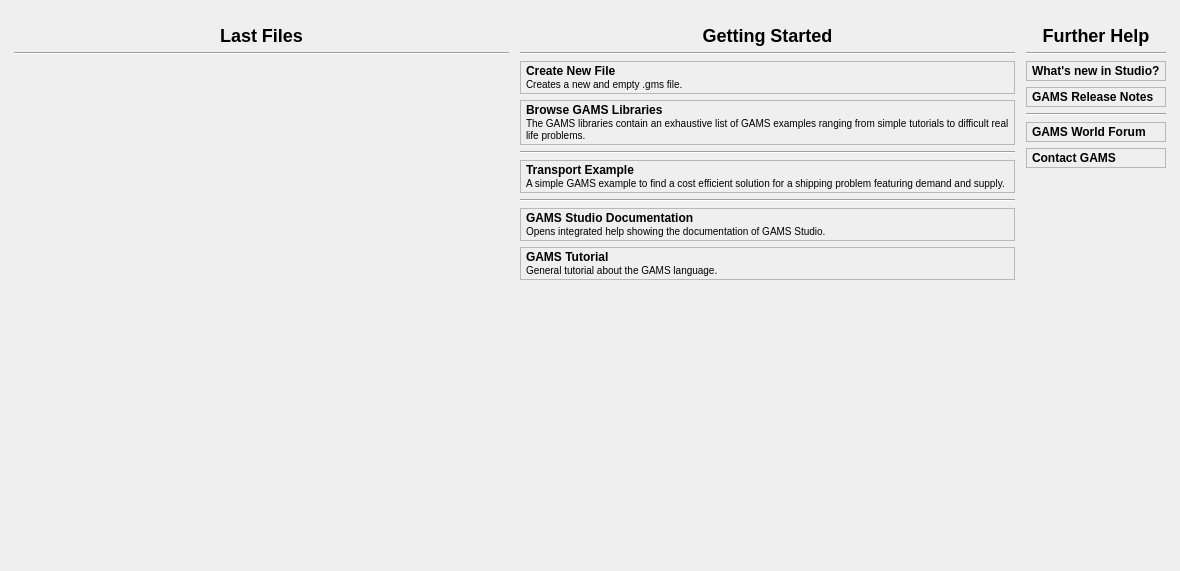
Before: the Qt Designer form src/welcomepage.ui in GAMS-dev/studio, drawn with Qt 5.
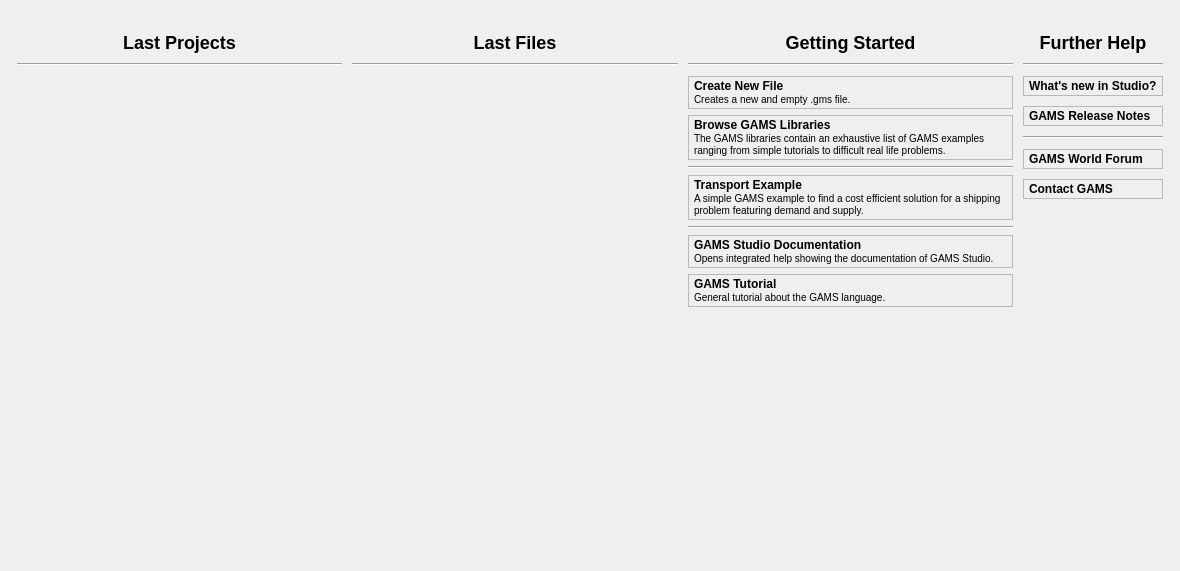
After: the same form once the commit is applied. Custom widgets are drawn as their Qt base class.

Commit message: added 'Last Projects' with functionality

```diff
--- a/src/welcomepage.ui
+++ b/src/welcomepage.ui
@@ -61,48 +61,120 @@
      <property name="bottomMargin">
       <number>0</number>
      </property>
-     <item>
-      <spacer name="verticalSpacer">
-       <property name="orientation">
-        <enum>Qt::Vertical</enum>
-       </property>
-       <property name="sizeType">
-        <enum>QSizePolicy::Fixed</enum>
-       </property>
-       <property name="sizeHint" stdset="0">
-        <size>
-         <width>659</width>
-         <height>5</height>
-        </size>
-       </property>
-      </spacer>
-     </item>
      <item>
       <layout class="QHBoxLayout" name="hl_children">
+       <property name="spacing">
+        <number>10</number>
+       </property>
        <property name="sizeConstraint">
         <enum>QLayout::SetNoConstraint</enum>
        </property>
+       <property name="leftMargin">
+        <number>8</number>
+       </property>
+       <property name="topMargin">
+        <number>12</number>
+       </property>
        <property name="rightMargin">
-        <number>0</number>
-       </property>
-       <property name="bottomMargin">
-        <number>0</number>
+        <number>8</number>
        </property>
        <item>
-        <spacer name="horizontalSpacer_4">
-         <property name="orientation">
-          <enum>Qt::Horizontal</enum>
+        <layout class="QVBoxLayout" name="vl_historyP">
+         <property name="leftMargin">
+          <number>0</number>
          </property>
-         <property name="sizeType">
-          <enum>QSizePolicy::Preferred</enum>
+         <property name="topMargin">
+          <number>0</number>
          </property>
-         <property name="sizeHint" stdset="0">
-          <size>
-           <width>5</width>
-           <height>0</height>
-          </size>
+         <property name="rightMargin">
+          <number>0</number>
          </property>
-        </spacer>
+         <property name="bottomMargin">
+          <number>0</number>
+         </property>
+         <item>
+          <widget class="QLabel" name="label_lastProjects">
+           <property name="contextMenuPolicy">
+            <enum>Qt::NoContextMenu</enum>
+           </property>
+           <property name="text">
+            <string>&lt;h2&gt;Last Projects&lt;/h2&gt;</string>
+           </property>
+           <property name="alignment">
+            <set>Qt::AlignCenter</set>
+           </property>
+          </widget>
+         </item>
+         <item>
+          <widget class="Line" name="line_5">
+           <property name="orientation">
+            <enum>Qt::Horizontal</enum>
+           </property>
+          </widget>
+         </item>
+         <item>
+          <widget class="QScrollArea" name="sa_lastProjects">
+           <property name="minimumSize">
+            <size>
+             <width>100</width>
+             <height>0</height>
+            </size>
+           </property>
+           <property name="frameShape">
+            <enum>QFrame::NoFrame</enum>
+           </property>
+           <property name="sizeAdjustPolicy">
+            <enum>QAbstractScrollArea::AdjustToContents</enum>
+           </property>
+           <property name="widgetResizable">
+            <bool>true</bool>
+           </property>
+           <widget class="QWidget" name="scrollAreaWidgetContents_3">
+            <property name="geometry">
+             <rect>
+              <x>0</x>
+              <y>0</y>
+              <width>324</width>
+              <height>475</height>
+             </rect>
+            </property>
+            <layout class="QVBoxLayout" name="verticalLayout_2a">
+             <property name="sizeConstraint">
+              <enum>QLayout::SetNoConstraint</enum>
+             </property>
+             <property name="leftMargin">
+              <number>0</number>
+             </property>
+             <property name="topMargin">
+              <number>0</number>
+             </property>
+             <property name="rightMargin">
+              <number>0</number>
+             </property>
+             <property name="bottomMargin">
+              <number>0</number>
+             </property>
+             <item>
+              <layout class="QVBoxLayout" name="layout_lastProjects"/>
+             </item>
+             <item>
+              <spacer name="spacer_history_bot1">
+               <property name="orientation">
+                <enum>Qt::Vertical</enum>
+               </property>
+               <property name="sizeHint" stdset="0">
+                <size>
+                 <width>0</width>
+                 <height>10</height>
+                </size>
+               </property>
+              </spacer>
+             </item>
+            </layout>
+           </widget>
+          </widget>
+         </item>
+        </layout>
        </item>
        <item>
         <layout class="QVBoxLayout" name="vl_history">
@@ -114,12 +186,6 @@
          </property>
          <item>
           <widget class="QLabel" name="label_lastFiles">
-           <property name="sizePolicy">
-            <sizepolicy hsizetype="Preferred" vsizetype="Preferred">
-             <horstretch>0</horstretch>
-             <verstretch>0</verstretch>
-            </sizepolicy>
-           </property>
            <property name="contextMenuPolicy">
             <enum>Qt::NoContextMenu</enum>
            </property>
@@ -149,9 +215,6 @@
            <property name="frameShape">
             <enum>QFrame::NoFrame</enum>
            </property>
-           <property name="horizontalScrollBarPolicy">
-            <enum>Qt::ScrollBarAsNeeded</enum>
-           </property>
            <property name="sizeAdjustPolicy">
             <enum>QAbstractScrollArea::AdjustToContents</enum>
            </property>
@@ -163,8 +226,8 @@
              <rect>
               <x>0</x>
               <y>0</y>
-              <width>479</width>
-              <height>478</height>
+              <width>324</width>
+              <height>475</height>
              </rect>
             </property>
             <layout class="QVBoxLayout" name="verticalLayout_2">
@@ -205,22 +268,6 @@
          </item>
         </layout>
        </item>
-       <item>
-        <spacer name="horizontalSpacer">
-         <property name="orientation">
-          <enum>Qt::Horizontal</enum>
-         </property>
-         <property name="sizeType">
-          <enum>QSizePolicy::Minimum</enum>
-         </property>
-         <property name="sizeHint" stdset="0">
-          <size>
-           <width>5</width>
-           <height>0</height>
-          </size>
-         </property>
-        </spacer>
-       </item>
        <item>
         <layout class="QVBoxLayout" name="vl_gettingstarted">
          <property name="sizeConstraint">
@@ -280,8 +327,8 @@
              <rect>
               <x>0</x>
               <y>0</y>
-              <width>478</width>
-              <height>478</height>
+              <width>324</width>
+              <height>475</height>
              </rect>
             </property>
             <property name="sizePolicy">
@@ -413,7 +460,6 @@
                 <widget class="gams::studio::WpLabel" name="label_doc_studio">
                  <property name="font">
                   <font>
-                   <weight>50</weight>
                    <bold>false</bold>
                   </font>
                  </property>
@@ -444,7 +490,6 @@
                 <widget class="gams::studio::WpLabel" name="label_doc_tut">
                  <property name="font">
                   <font>
-                   <weight>50</weight>
                    <bold>false</bold>
                   </font>
                  </property>
@@ -501,22 +546,6 @@
          </item>
         </layout>
        </item>
-       <item>
-        <spacer name="horizontalSpacer_2">
-         <property name="orientation">
-          <enum>Qt::Horizontal</enum>
-         </property>
-         <property name="sizeType">
-          <enum>QSizePolicy::Minimum</enum>
-         </property>
-         <property name="sizeHint" stdset="0">
-          <size>
-           <width>5</width>
-           <height>0</height>
-          </size>
-         </property>
-        </spacer>
-       </item>
        <item>
         <layout class="QVBoxLayout" name="vl_links">
          <property name="sizeConstraint">
@@ -570,7 +599,6 @@
             <widget class="gams::studio::WpLabel" name="label_doc_release">
              <property name="font">
               <font>
-               <weight>50</weight>
                <bold>false</bold>
               </font>
              </property>
@@ -668,22 +696,6 @@
          </item>
         </layout>
        </item>
-       <item>
-        <spacer name="horizontalSpacer_3">
-         <property name="orientation">
-          <enum>Qt::Horizontal</enum>
-         </property>
-         <property name="sizeType">
-          <enum>QSizePolicy::Maximum</enum>
-         </property>
-         <property name="sizeHint" stdset="0">
-          <size>
-           <width>5</width>
-           <height>0</height>
-          </size>
-         </property>
-        </spacer>
-       </item>
       </layout>
      </item>
     </layout>
```
The commit also changes 4 other files.
